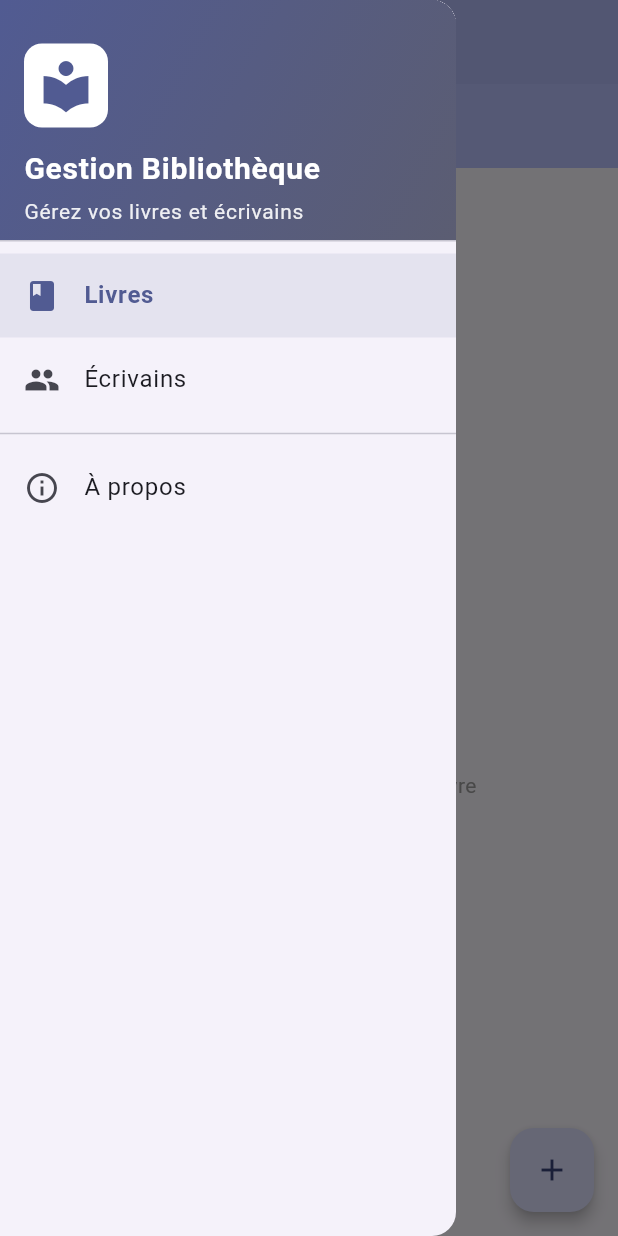
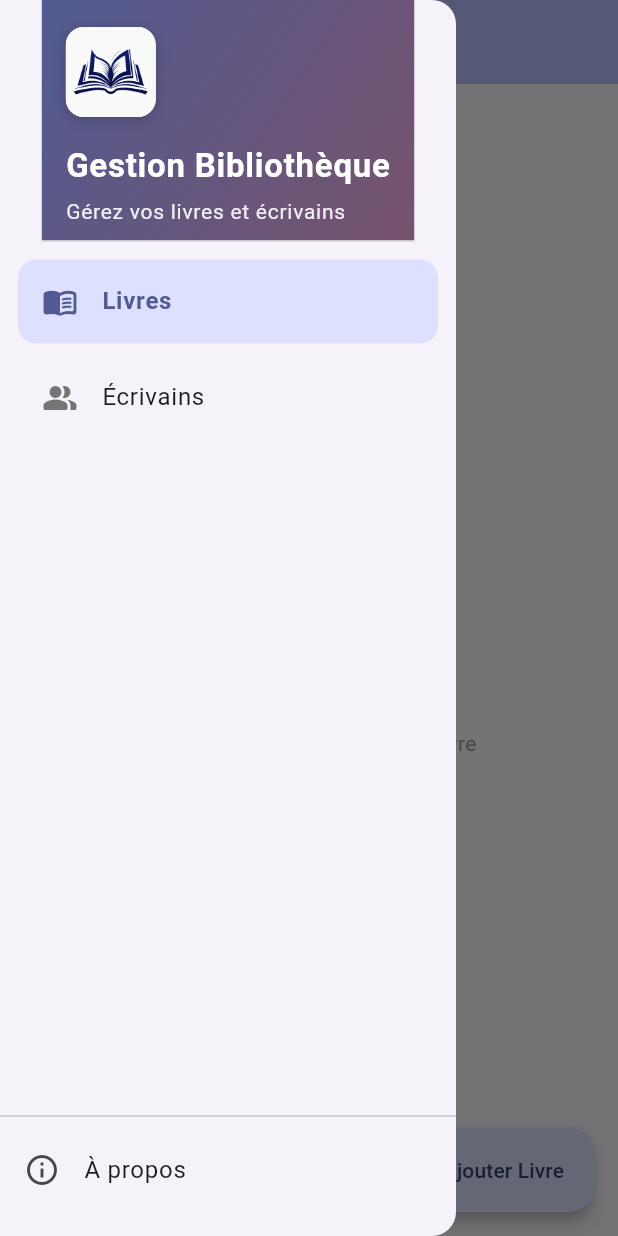
Before and after one commit to SpiritosMts/livres, a Flutter app: the screen it shows after launch, with the side drawer open, on a phone screen of 412 x 824 dp. Run offline on Flutter 3.47's test engine with Material 3 defaults, Android fonts, the phone set to English and light mode, and no system bars; our stand-ins replace cached_network_image, cloud_firestore, firebase_core, firebase_storage, image_picker; accounts and stored records are empty.

Commit message:
update icon bugs

```diff
--- a/lib/screens/home_screen.dart
+++ b/lib/screens/home_screen.dart
@@ -1,6 +1,8 @@
 import 'package:flutter/material.dart';
 import 'livre_list_screen.dart';
 import 'ecrivain_list_screen.dart';
+import 'livre_form_screen.dart';
+import 'ecrivain_form_screen.dart';
 
 class HomeScreen extends StatefulWidget {
   const HomeScreen({super.key});
@@ -22,17 +24,34 @@ class _HomeScreenState extends State<HomeScreen> {
     'Écrivains',
   ];
 
+  void _onAddPressed() {
+    if (_selectedIndex == 0) {
+      Navigator.push(
+        context,
+        MaterialPageRoute(builder: (context) => const LivreFormScreen()),
+      );
+    } else {
+      Navigator.push(
+        context,
+        MaterialPageRoute(builder: (context) => const EcrivainFormScreen()),
+      );
+    }
+  }
+
   @override
   Widget build(BuildContext context) {
     return Scaffold(
       appBar: AppBar(
-        title: Text(_titles[_selectedIndex]),
+        title: Text(
+          _titles[_selectedIndex],
+          style: const TextStyle(fontWeight: FontWeight.bold),
+        ),
         backgroundColor: Theme.of(context).colorScheme.inversePrimary,
-        elevation: 2,
+        elevation: 0,
+        centerTitle: true,
       ),
       drawer: Drawer(
-        child: ListView(
-          padding: EdgeInsets.zero,
+        child: Column(
           children: [
             DrawerHeader(
               decoration: BoxDecoration(
@@ -41,7 +60,7 @@ class _HomeScreenState extends State<HomeScreen> {
                   end: Alignment.bottomRight,
                   colors: [
                     Theme.of(context).colorScheme.primary,
-                    Theme.of(context).colorScheme.secondary,
+                    Theme.of(context).colorScheme.tertiary,
                   ],
                 ),
               ),
@@ -50,23 +69,33 @@ class _HomeScreenState extends State<HomeScreen> {
                 mainAxisAlignment: MainAxisAlignment.end,
                 children: [
                   Container(
-                    padding: const EdgeInsets.all(8),
+                    width: 60,
+                    height: 60,
                     decoration: BoxDecoration(
                       color: Colors.white,
                       borderRadius: BorderRadius.circular(12),
+                      boxShadow: [
+                        BoxShadow(
+                          color: Colors.black.withOpacity(0.2),
+                          blurRadius: 8,
+                          offset: const Offset(0, 2),
                         ),
-                    child: Icon(
-                      Icons.local_library,
-                      size: 40,
-                      color: Theme.of(context).colorScheme.primary,
+                      ],
+                    ),
+                    child: ClipRRect(
+                      borderRadius: BorderRadius.circular(12),
+                      child: Image.asset(
+                        'assets/icon.png',
+                        fit: BoxFit.cover,
                       ),
                     ),
-                  const SizedBox(height: 12),
+                  ),
+                  const SizedBox(height: 16),
                   const Text(
                     'Gestion Bibliothèque',
                     style: TextStyle(
                       color: Colors.white,
-                      fontSize: 20,
+                      fontSize: 22,
                       fontWeight: FontWeight.bold,
                     ),
                   ),
@@ -81,57 +110,84 @@ class _HomeScreenState extends State<HomeScreen> {
                 ],
               ),
             ),
+            Expanded(
+              child: ListView(
+                padding: EdgeInsets.zero,
+                children: [
                   // Menu Livres
-            ListTile(
+                  Container(
+                    margin: const EdgeInsets.symmetric(horizontal: 12, vertical: 4),
+                    decoration: BoxDecoration(
+                      color: _selectedIndex == 0
+                          ? Theme.of(context).colorScheme.primaryContainer
+                          : null,
+                      borderRadius: BorderRadius.circular(12),
+                    ),
+                    child: ListTile(
                       leading: Icon(
-                Icons.book,
+                        Icons.menu_book_rounded,
                         color: _selectedIndex == 0
                             ? Theme.of(context).colorScheme.primary
-                    : null,
+                            : Colors.grey[600],
                       ),
                       title: Text(
                         'Livres',
                         style: TextStyle(
-                  fontWeight:
-                      _selectedIndex == 0 ? FontWeight.bold : FontWeight.normal,
+                          fontWeight: _selectedIndex == 0
+                              ? FontWeight.bold
+                              : FontWeight.normal,
                           color: _selectedIndex == 0
                               ? Theme.of(context).colorScheme.primary
                               : null,
                         ),
                       ),
-              selected: _selectedIndex == 0,
-              selectedTileColor:
-                  Theme.of(context).colorScheme.primary.withOpacity(0.1),
+                      shape: RoundedRectangleBorder(
+                        borderRadius: BorderRadius.circular(12),
+                      ),
                       onTap: () {
                         setState(() => _selectedIndex = 0);
                         Navigator.pop(context);
                       },
                     ),
+                  ),
                   // Menu Écrivains
-            ListTile(
+                  Container(
+                    margin: const EdgeInsets.symmetric(horizontal: 12, vertical: 4),
+                    decoration: BoxDecoration(
+                      color: _selectedIndex == 1
+                          ? Theme.of(context).colorScheme.primaryContainer
+                          : null,
+                      borderRadius: BorderRadius.circular(12),
+                    ),
+                    child: ListTile(
                       leading: Icon(
-                Icons.people,
+                        Icons.people_alt_rounded,
                         color: _selectedIndex == 1
                             ? Theme.of(context).colorScheme.primary
-                    : null,
+                            : Colors.grey[600],
                       ),
                       title: Text(
                         'Écrivains',
                         style: TextStyle(
-                  fontWeight:
-                      _selectedIndex == 1 ? FontWeight.bold : FontWeight.normal,
+                          fontWeight: _selectedIndex == 1
+                              ? FontWeight.bold
+                              : FontWeight.normal,
                           color: _selectedIndex == 1
                               ? Theme.of(context).colorScheme.primary
                               : null,
                         ),
                       ),
-              selected: _selectedIndex == 1,
-              selectedTileColor:
-                  Theme.of(context).colorScheme.primary.withOpacity(0.1),
+                      shape: RoundedRectangleBorder(
+                        borderRadius: BorderRadius.circular(12),
+                      ),
                       onTap: () {
                         setState(() => _selectedIndex = 1);
                         Navigator.pop(context);
                       },
+                    ),
+                  ),
+                ],
+              ),
             ),
             const Divider(),
             // À propos
@@ -145,25 +201,25 @@ class _HomeScreenState extends State<HomeScreen> {
                   applicationName: 'Gestion Bibliothèque',
                   applicationVersion: '1.0.0',
                   applicationIcon: Container(
-                    padding: const EdgeInsets.all(8),
+                    width: 48,
+                    height: 48,
                     decoration: BoxDecoration(
-                      color: Theme.of(context).colorScheme.primaryContainer,
                       borderRadius: BorderRadius.circular(8),
                     ),
-                    child: Icon(
-                      Icons.local_library,
-                      size: 32,
-                      color: Theme.of(context).colorScheme.primary,
+                    child: ClipRRect(
+                      borderRadius: BorderRadius.circular(8),
+                      child: Image.asset('assets/icon.png'),
                     ),
                   ),
-                  children: [
-                    const Text(
+                  children: const [
+                    Text(
                       'Application de gestion de bibliothèque permettant de gérer les livres et les écrivains.',
                     ),
                   ],
                 );
               },
             ),
+            const SizedBox(height: 16),
           ],
         ),
       ),
@@ -171,6 +227,11 @@ class _HomeScreenState extends State<HomeScreen> {
         index: _selectedIndex,
         children: _screens,
       ),
+      floatingActionButton: FloatingActionButton.extended(
+        onPressed: _onAddPressed,
+        icon: const Icon(Icons.add),
+        label: Text(_selectedIndex == 0 ? 'Ajouter Livre' : 'Ajouter Écrivain'),
+      ),
     );
   }
 }
--- a/lib/screens/livre_list_screen.dart
+++ b/lib/screens/livre_list_screen.dart
@@ -53,12 +53,7 @@ class _LivreListScreenState extends State<LivreListScreen> {
 
   @override
   Widget build(BuildContext context) {
-    return Scaffold(
-      appBar: AppBar(
-        title: const Text('Livres'),
-        backgroundColor: Theme.of(context).colorScheme.inversePrimary,
-      ),
-      body: StreamBuilder<List<Livre>>(
+    return StreamBuilder<List<Livre>>(
         stream: _livreService.getLivres(),
         builder: (context, snapshot) {
           if (snapshot.connectionState == ConnectionState.waiting) {
@@ -268,18 +263,6 @@ class _LivreListScreenState extends State<LivreListScreen> {
             },
           );
         },
-      ),
-      floatingActionButton: FloatingActionButton(
-        onPressed: () {
-          Navigator.push(
-            context,
-            MaterialPageRoute(
-              builder: (context) => const LivreFormScreen(),
-            ),
-          );
-        },
-        child: const Icon(Icons.add),
-      ),
     );
   }
 }
```
Also changed, not shown: lib/screens/ecrivain_list_screen.dart (+1 -18 lines), pubspec.yaml (+9 -0 lines), assets/icon.png (added), pubspec.lock, 12 other files. Lines whose indentation alone changed are shown as unchanged.
